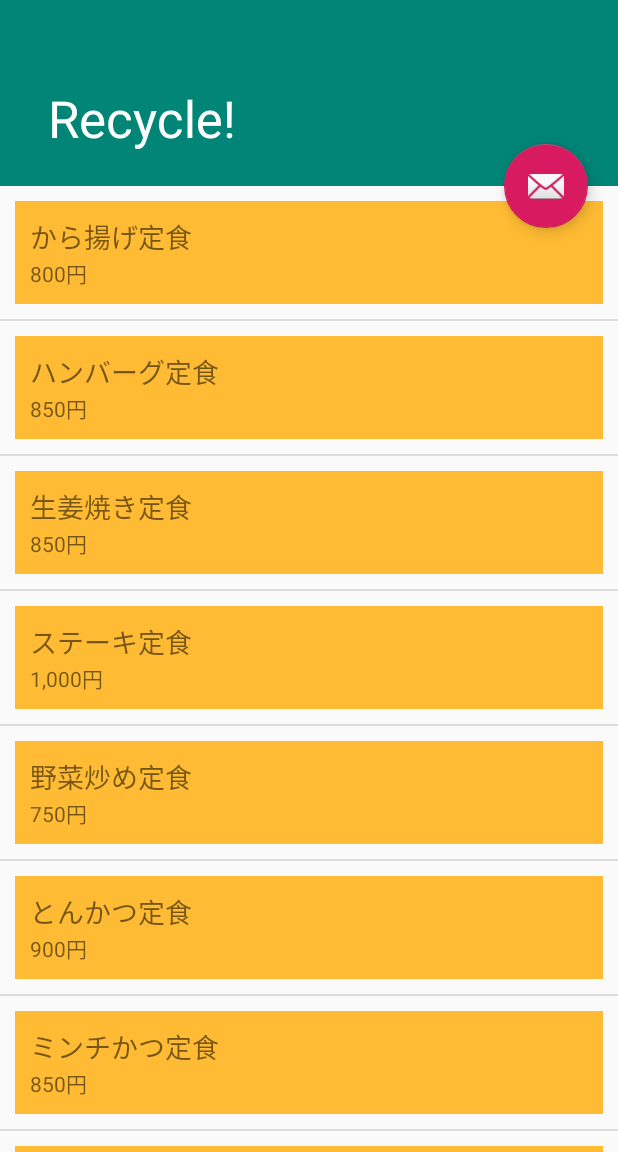
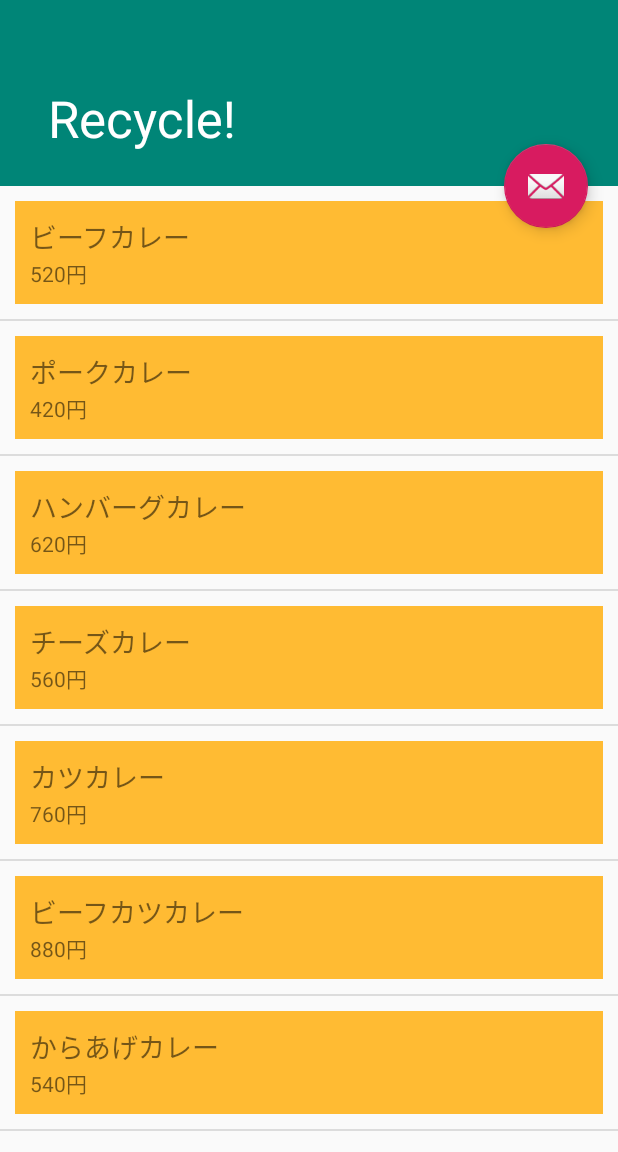
Before and after one commit to TakkySatoh/MenuOnDatabaseSample190130, an Android app: the screen it shows after launch (ScrollListActivity), on a phone screen of 412 x 824 dp, the part 84-1236 px from its top. Run offline under Robolectric (Android 15) with nearby library versions, the phone set to English and light mode, and no system bars.

Commit message:
DB接続を実装。目立った異常なし。テスト未実施

```diff
--- a/app/src/main/java/com/websarva/wings/android/menuondatabasesample/CSVReader.java
+++ b/app/src/main/java/com/websarva/wings/android/menuondatabasesample/CSVReader.java
@@ -4,8 +4,6 @@ import android.content.Context;
 import android.content.res.AssetManager;
 
 import java.io.BufferedReader;
-import java.io.File;
-import java.io.FileInputStream;
 import java.io.IOException;
 import java.io.InputStream;
 import java.io.InputStreamReader;
@@ -21,17 +19,17 @@ public class CSVReader {
     InputStreamReader isr;
     BufferedReader br;
 
-    public List<Map<String, Object>> setMenuList(Context context,String flag) {
+    public List<Map<String, Object>> setMenuList(Context context, String csvFileName) {
 //        メニュー記載のCSVファイルをassetsディレクトリより取得するインスタンスを呼び出し
         AssetManager am = context.getResources().getAssets();
         try {
 //            各ストリームリーダをオープンし、
-            is = am.open("menulist.csv");
+            is = am.open(csvFileName);
             isr = new InputStreamReader(is, "Shift_JIS");
             br = new BufferedReader(isr);
 
             // 読み込み行
-            String line = "";
+            String line;
 
             // 1行ずつ読み込みを行う
             line = br.readLine();
@@ -41,30 +39,31 @@ public class CSVReader {
             if (array.length != 5 | !array[0].equals("_id") | !array[1].equals("category") | !array[2].equals("name") | !array[3].equals("price") | !array[4].equals("desc")) {
 //                メニューのRecyclerViewにエラーメッセージを表示するため、各要素を代入したListを生成しreturn
                 menu.put("name", "ファイル形式が正しくありません。");
-                menu.put("price", 000);
+                menu.put("price", 0);
                 menuList.add(menu);
                 return menuList;
             }
 
             // 行が空欄になるまで、以下の処理を実行
-            while (line != null) {
+            while ((line = br.readLine()) != null) {
                 // 行の内容をカンマで分割し、1列ごとに配列に格納する
                 array = line.split(",", 0);
 //                メニュー種別判定: 配列要素1の文字列が引数"flag"と一致する場合のみ、以下の処理を実施
-                if (array[1].equals(flag)) {
+//                if (array[1].equals(flag)) {
                     // データ数をチェックしたあと、SightseeingSpotのインスタンスを生成し、tempSpotArray配列へ代入
                     menu = new HashMap<>();
                     // 各定食メニューをHashMapに登録し、その後menuListの各要素へ登録
+                    menu.put("category",array[1]);
                     menu.put("name", array[2]);
                     menu.put("price", Integer.parseInt(array[3]));
                     menu.put("desc", array[4]);
                     menuList.add(menu);
-                }
+//                }
                 // 次の行を読む
-                line = br.readLine();
+//                line = br.readLine();
             }
         } catch (IOException e) {
-            System.out.println(e);
+            e.printStackTrace();
         } finally {
             try {
                 br.close();
--- a/app/src/main/java/com/websarva/wings/android/menuondatabasesample/DatabaseHelper.java
+++ b/app/src/main/java/com/websarva/wings/android/menuondatabasesample/DatabaseHelper.java
@@ -1,11 +1,16 @@
 package com.websarva.wings.android.menuondatabasesample;
 
+import android.content.ContentValues;
 import android.content.Context;
+import android.database.Cursor;
 import android.database.SQLException;
 import android.database.sqlite.SQLiteDatabase;
 import android.database.sqlite.SQLiteOpenHelper;
 import android.util.Log;
 
+import java.util.ArrayList;
+import java.util.Arrays;
+import java.util.HashMap;
 import java.util.List;
 import java.util.Map;
 
@@ -15,47 +20,167 @@ public class DatabaseHelper extends SQLiteOpenHelper {
      * データベース名、バージョン情報を、それぞれ定数として定義
      */
     private static final String DATABASE_NAME = "menulist.db";
+    private static final String CSV_FILE_NAME = "menulist.csv";
     private static final int DATABASE_VERSION = 1;
+
+    private final Context context;
+    private final String TABLE_TEISHOKU = "menu_teishoku";
+    private final String TABLE_CURRY = "menu_curry";
+    private final String FLAG_TEISHOKU = "T";
+    private final String FLAG_CURRY = "C";
 
     /**
      * コンストラクタの設定
      */
     public DatabaseHelper(Context context) {
         super(context, DATABASE_NAME, null, DATABASE_VERSION);
+        this.context = context;
     }
 
     @Override
     public void onCreate(SQLiteDatabase db) {
         try {
 //        テーブル作成用SQL文字列の作成 (定食メニューについて)
-            StringBuilder sb = new StringBuilder();
-            sb.append("create table if not exists menu_teishoku (");
-            sb.append("_id integer primary key,");
-            sb.append("name text,");
-            sb.append("price integer,");
-            sb.append("desc text");
-            sb.append(");");
-            String sqlTeishoku = sb.toString();
+            String sqlTeishoku = createMenuTable(TABLE_TEISHOKU);
 //        テーブル作成用SQL文字列の作成 (カレーメニューについて)
-            sb = new StringBuilder();
-            sb.append("create table if not exists menu_curry (");
-            sb.append("_id integer primary key,");
-            sb.append("name text,");
-            sb.append("price integer,");
-            sb.append("desc text");
-            sb.append(");");
-            String sqlCurry = sb.toString();
+            String sqlCurry = createMenuTable(TABLE_CURRY);
 //        SQLを実行
             db.execSQL(sqlTeishoku);
             db.execSQL(sqlCurry);
+
+//        作成したテーブルへCSVファイルよりメニューデータをインポート
+//        Assetsディレクトリ上のCSVファイルへアクセスし、データをListへ格納
+            List<Map<String, Object>> menuList = new CSVReader().setMenuList(this.context, CSV_FILE_NAME);
+            Map<String, Object> menu;
+//            格納したListすべてに対し、以下の処理を実施
+            for (int i = 0; i < menuList.size(); i++) {
+//                List中の要素より"category"タグの付与された文字をString型変数"flag"へ格納
+//                flagに合わせてテーブル名を定数より格納する変数"tbName"も併せて用意
+                menu = menuList.get(i);
+                String flag = (String) menu.get("category");
+                String tbName;
+//                flagの種別に合わせて、各category毎のメニューをそれぞれに対応するテーブルへ格納
+                switch (flag) {
+                    case FLAG_TEISHOKU:
+                        tbName = TABLE_TEISHOKU;
+                        list2Table(db, menu, tbName);
+                        break;
+                    case FLAG_CURRY:
+                        tbName = TABLE_CURRY;
+                        list2Table(db, menu, tbName);
+                        break;
+                    default:
+                        break;
+                }
+            }
         } catch (SQLException e) {
             e.printStackTrace();
-            Log.d("TAG","DB create Error: "+e.toString());
+            Log.d("TAG", "DB create Error: " + e.toString());
         }
     }
 
     @Override
     public void onUpgrade(SQLiteDatabase db, int oldVersion, int newVersion) {
+        // 更新対象のテーブル
+        final String targetTable = "table1";
+        db.beginTransaction();
+        try {
+// 元カラム一覧
+            final List<String> columns = getColumns(db, targetTable);
+// 初期化
+            db.execSQL("ALTER TABLE " + targetTable + " RENAME TO temp_"
+                    + targetTable);
+            onCreate(db);
+// 新カラム一覧
+            final List<String> newColumns = getColumns(db, targetTable);
 
+// 変化しないカラムのみ抽出
+            columns.retainAll(newColumns);
+
+// 共通データを移す。(OLDにしか存在しないものは捨てられ, NEWにしか存在しないものはNULLになる)
+            final String cols = join(columns, ",");
+            db.execSQL(String.format(
+                    "INSERT INTO %s (%s) SELECT %s from temp_%s", targetTable,
+                    cols, cols, targetTable));
+// 終了処理
+            db.execSQL("DROP TABLE temp_" + targetTable);
+            db.setTransactionSuccessful();
+        } finally {
+            db.endTransaction();
+        }
     }
+
+    /**
+     * 指定したテーブルのカラム名リストを取得する。
+     *
+     * @param db        SQLiteDatabase
+     * @param tableName 呼び出し元テーブル名
+     * @return カラム名のリスト
+     */
+    private static List<String> getColumns(SQLiteDatabase db, String tableName) {
+        List<String> ar = null;
+        Cursor c = null;
+        try {
+            c = db.rawQuery("SELECT * FROM " + tableName + " LIMIT 1", null);
+            if (c != null) {
+                ar = new ArrayList<String>(Arrays.asList(c.getColumnNames()));
+            }
+        } finally {
+            if (c != null)
+                c.close();
+        }
+        return ar;
+    }
+
+    /**
+     * 文字列を任意の区切り文字で連結する。
+     *
+     * @param list  文字列のリスト
+     * @param delim 区切り文字
+     * @return 連結後の文字列
+     */
+    private static String join(List<String> list, String delim) {
+        final StringBuilder buf = new StringBuilder();
+        final int num = list.size();
+        for (int i = 0; i < num; i++) {
+            if (i != 0)
+                buf.append(delim);
+            buf.append((String) list.get(i));
+        }
+        return buf.toString();
+    }
+
+    /**
+     * テーブル生成用SQL文の生成
+     *
+     * @param tableName 作成予定のテーブル名
+     * @return SQL文
+     */
+    private String createMenuTable(String tableName) {
+        StringBuilder sb = new StringBuilder();
+        sb.append("create table if not exists " + tableName + " (");
+        sb.append("_id integer primary key,");
+        sb.append("name text,");
+        sb.append("price integer,");
+        sb.append("desc text");
+        sb.append(");");
+        return sb.toString();
+    }
+
+    /**
+     * List中のデータをテーブルへ格納
+     *
+     * @param db     SQLiteDatabase
+     * @param menu   CSVファイルよりインポートしたメニューの格納先List
+     * @param tbName ターゲットのテーブル名
+     */
+    private void list2Table(SQLiteDatabase db, Map<String, Object> menu, String tbName) {
+        ContentValues values = new ContentValues();
+        values.put("name", (String) menu.get("name"));
+        values.put("price", (Integer) menu.get("price"));
+        values.put("desc", (String) menu.get("desc"));
+        long id = db.insert(tbName, null, values);
+//                            Log.d("TAG", "Insert TAG: " + id);
+    }
+
 }
--- a/app/src/main/java/com/websarva/wings/android/menuondatabasesample/ScrollListActivity.java
+++ b/app/src/main/java/com/websarva/wings/android/menuondatabasesample/ScrollListActivity.java
@@ -1,7 +1,5 @@
 package com.websarva.wings.android.menuondatabasesample;
 
-import android.animation.AnimatorInflater;
-import android.animation.AnimatorSet;
 import android.content.ContentValues;
 import android.database.Cursor;
 import android.database.sqlite.SQLiteDatabase;
@@ -11,10 +9,8 @@ import android.support.design.widget.CollapsingToolbarLayout;
 import android.support.v7.app.AppCompatActivity;
 import android.os.Bundle;
 import android.support.v7.widget.DividerItemDecoration;
-import android.support.v7.widget.GridLayoutManager;
 import android.support.v7.widget.LinearLayoutManager;
 import android.support.v7.widget.RecyclerView;
-import android.support.v7.widget.StaggeredGridLayoutManager;
 import android.support.v7.widget.Toolbar;
 import android.support.v7.widget.helper.ItemTouchHelper;
 import android.support.v7.widget.helper.ItemTouchHelper.Callback;
@@ -31,7 +27,6 @@ import java.util.List;
 import java.util.Map;
 
 import static android.support.v7.widget.helper.ItemTouchHelper.DOWN;
-import static android.support.v7.widget.helper.ItemTouchHelper.LEFT;
 
 public class ScrollListActivity extends AppCompatActivity {
 
@@ -65,9 +60,8 @@ public class ScrollListActivity extends AppCompatActivity {
 
 //        定食メニューのリストデータを生成
 //        CSVファイルに格納されているデータを読み出し(CSVReaderクラスに手順記述)、メニュー種別(引数に設定)に沿って、Listに格納
-        String flag = "T";
+        String flag = "C";
         List<Map<String, Object>> menuList = getMenuList(flag);
-
 
 //        メニューリスト生成用アダプタのインスタンスを生成し、RecyclerViewへリストを登録
 //        メニューリスト生成用アダプタは内部クラスとして別途定義
@@ -149,17 +143,20 @@ public class ScrollListActivity extends AppCompatActivity {
         Map<String, Object> menu = new HashMap<>();
 //        テーブル名格納用String変数を定義し、引数「flag」の文字に応じて文字列を代入
 //        所定の文字列を取得できなかった場合に備え、エラーメッセージの返却も定義
-        String tbName = "";
-        if (flag.equals("T")) {
-            tbName = "menu_teishoku";
-        } else if (flag.equals("C")) {
-            tbName = "menu_curry";
-        } else {
+        String tbName;
+        switch (flag) {
+            case "T":
+                tbName = "menu_teishoku";
+                break;
+            case "C":
+                tbName = "menu_curry";
+                break;
+            default:
 //        メニューのRecyclerViewにエラーメッセージを表示するため、各要素を代入したListを生成しreturn
-            menu.put("name", "ファイル形式が正しくありません。");
-            menu.put("price", 000);
-            menuList.add(menu);
-            return menuList;
+                menu.put("name", "ファイル形式が正しくありません。");
+                menu.put("price", 0);
+                menuList.add(menu);
+                return menuList;
         }
 //        DatabaseHelperインスタンス、Cursorインスタンスを生成
         DatabaseHelper dbh = new DatabaseHelper(getApplicationContext());
@@ -169,27 +166,9 @@ public class ScrollListActivity extends AppCompatActivity {
 //            データベースよりtbNameに格納したテーブル名と等しいテーブルを探し出し、全データをCursorインスタンスへ格納
             cursor = db.query(tbName, null, null, null, null, null, null);
 //            Cursorインスタンスがnullでないことを確認し、以下の処理を実施
-//                Cursorインスタンスの内部テーブルがなくなるまで、以下の処理を実施
             if (cursor != null) {
-                do {
-                    cursor.moveToFirst();
-//                    Cursorインスタンスの要素数が0 (テーブル作成直後) の場合、以下の処理を実施
-                    if (cursor.getCount() == 0) {
-//                        List型メニューリストをassetsディレクトリ内のCSVファイルよりロードの上生成
-                        menuList = new CSVReader().setMenuList(getApplicationContext(), flag);
-//                        ContentValuesインスタンスを生成し、テーブルに格納する要素をメニューリストより個別にput
-//                        メニューリストのサイズ分だけ繰り返し行う
-                        ContentValues values = new ContentValues();
-                        for (int i = 0; i < menuList.size(); i++) {
-                            values.put("name", (String) menuList.get(i).get("name"));
-                            values.put("price", (Integer) menuList.get(i).get("price"));
-                            values.put("desc", (String) menuList.get(i).get("desc"));
-                            long id = db.insert(tbName, null, values);
-//                            Log.d("TAG", "Insert TAG: " + id);
-                        }
-                        cursor.moveToFirst();
-                        cursor = db.query(tbName, null, null, null, null, null, null);
-                    }
+//            Cursorインスタンスの内部テーブルがなくなるまで、以下の処理を実施
+                while (cursor.moveToNext()) {
 //                    Cursorインスタンスの要素数が0でない場合は、以下の処理を実施
                     menu = new HashMap<>();
                     // 各定食メニューをHashMapに登録し、その後menuListの各要素へ登録
@@ -198,7 +177,7 @@ public class ScrollListActivity extends AppCompatActivity {
                     menu.put("price", cursor.getInt(cursor.getColumnIndex("price")));
                     menu.put("desc", cursor.getString(cursor.getColumnIndex("desc")));
                     menuList.add(menu);
-                }while (cursor.moveToNext());
+                }
 
             }
         } catch (Exception e) {
```
